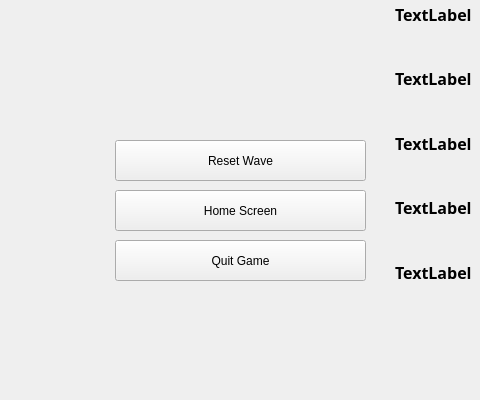
Before: the Qt Designer form EndGameWindow.ui in zhongvei/Tankoop, drawn with Qt 5; both pictures show x 175 to 655 and y 200 to 600 of the 800 by 600 pixel window.
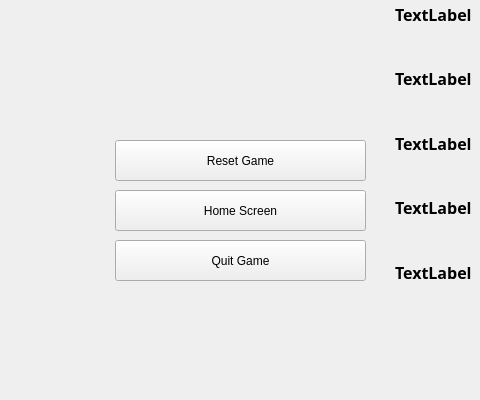
After: the same form once the commit is applied. Icons and pictures are not drawn.

The edit to the form file:
```diff
--- a/EndGameWindow.ui
+++ b/EndGameWindow.ui
@@ -389,7 +389,7 @@
        </rect>
       </property>
       <property name="text">
-       <string>Reset Wave</string>
+       <string>Reset Game</string>
       </property>
      </widget>
     </widget>
```
